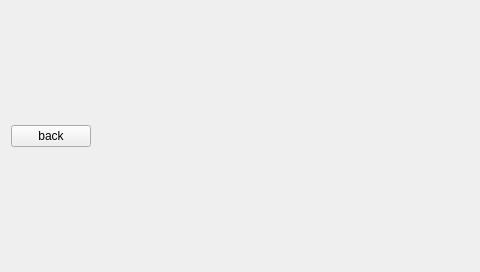
Qt form epyq/main.ui (epcpower/st) before a commit.
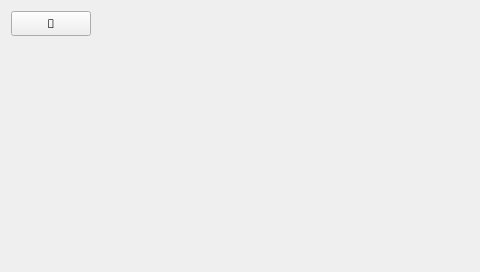
The same form after that commit.

Commit message: Use FontAwesome

The edit to the form file:
```diff
--- a/epyq/main.ui
+++ b/epyq/main.ui
@@ -15,11 +15,33 @@
   </property>
   <layout class="QHBoxLayout" name="horizontalLayout">
    <item>
+    <layout class="QVBoxLayout" name="verticalLayout">
+     <item>
     <widget class="QPushButton" name="back_button">
+       <property name="font">
+        <font>
+         <family>FontAwesome</family>
+        </font>
+       </property>
      <property name="text">
-      <string>back</string>
-     </property>
-    </widget>
+        <string></string>
+       </property>
+      </widget>
+     </item>
+     <item>
+      <spacer name="verticalSpacer">
+       <property name="orientation">
+        <enum>Qt::Vertical</enum>
+       </property>
+       <property name="sizeHint" stdset="0">
+        <size>
+         <width>0</width>
+         <height>0</height>
+        </size>
+       </property>
+      </spacer>
+     </item>
+    </layout>
    </item>
    <item>
     <widget class="QStackedWidget" name="stacked"/>
```
Lines whose indentation alone changed are shown as unchanged. The commit also changes 2 other files.
